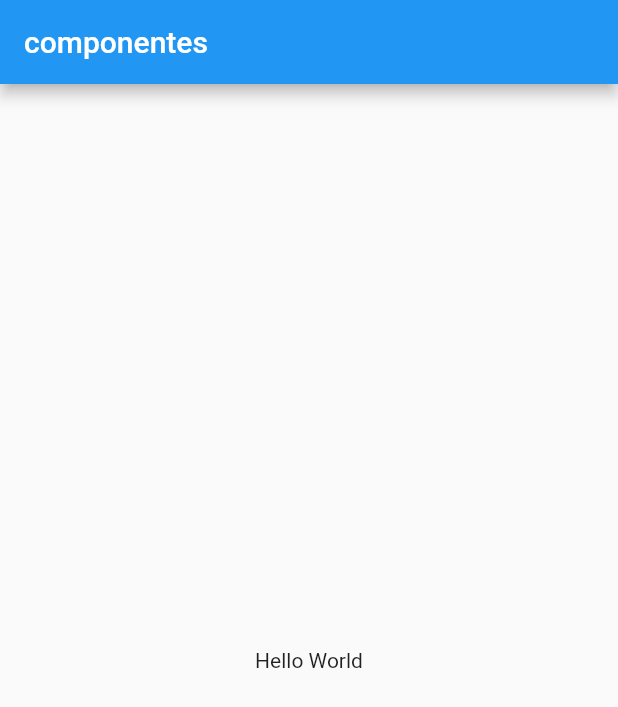
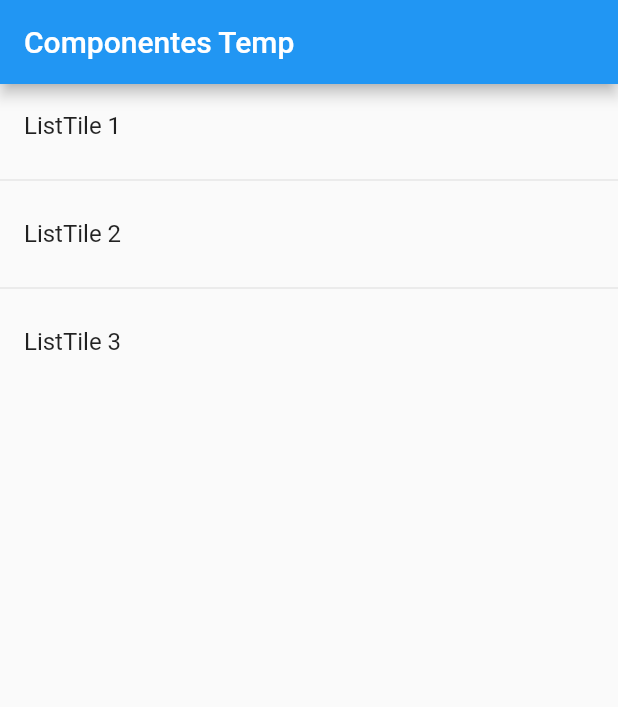
Before and after one commit to Noodle96/Flutter, a Flutter app: the screen it shows after launch, on a phone screen of 412 x 824 dp. Shown: the top 707 px of the screen. Run offline on Flutter 3.47's test engine with Material 2 defaults, Android fonts, the phone set to English and light mode, and no system bars.

Commit message:
widget ListView

```diff
--- a/componentes/lib/main.dart
+++ b/componentes/lib/main.dart
@@ -1,23 +1,14 @@
 import 'package:flutter/material.dart';
+import 'package:componentes/src/pages/home_temp.dart';
 
 void main() => runApp(MyApp());
 
 class MyApp extends StatelessWidget {
   @override
   Widget build(BuildContext context) {
-    return MaterialApp(
-      title: 'Componentes APP',
-      debugShowCheckedModeBanner: false,
-      home: Scaffold(
-        appBar: AppBar(
-          title: const Text('componentes'),
-        ),
-        body: Center(
-          child: Container(
-            child: const Text('Hello World'),
-          ),
-        ),
-      ),
-    );
+    return const MaterialApp(
+        title: 'Componentes APP',
+        debugShowCheckedModeBanner: false,
+        home: HomePageTemp());
   }
 }
--- /dev/null
+++ b/componentes/lib/src/pages/home_temp.dart
@@ -0,0 +1,29 @@
+import 'package:flutter/material.dart';
+
+class HomePageTemp extends StatelessWidget {
+  const HomePageTemp({Key? key}) : super(key: key);
+
+  @override
+  Widget build(BuildContext context) {
+    return Scaffold(
+      appBar: AppBar(
+        title: const Text('Componentes Temp'),
+      ),
+      body: ListView(
+        children: const [
+          ListTile(
+            title: Text("ListTile 1"),
+          ),
+          Divider(),
+          ListTile(
+            title: Text("ListTile 2"),
+          ),
+          Divider(),
+          ListTile(
+            title: Text("ListTile 3"),
+          ),
+        ],
+      ),
+    );
+  }
+}
```
